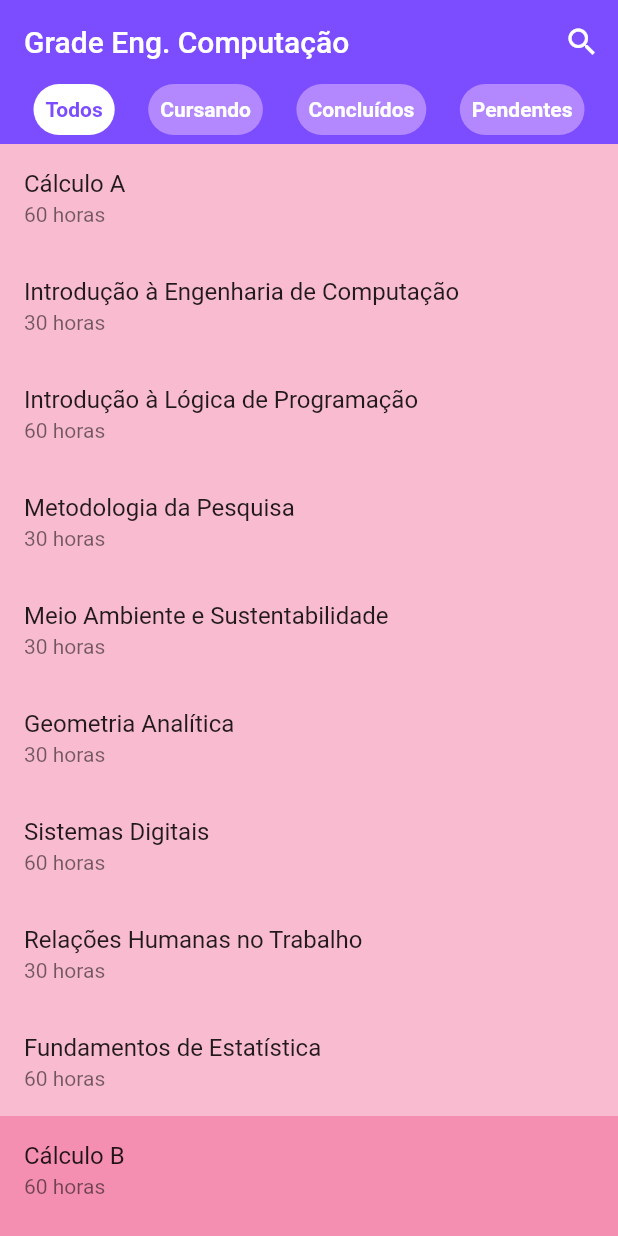
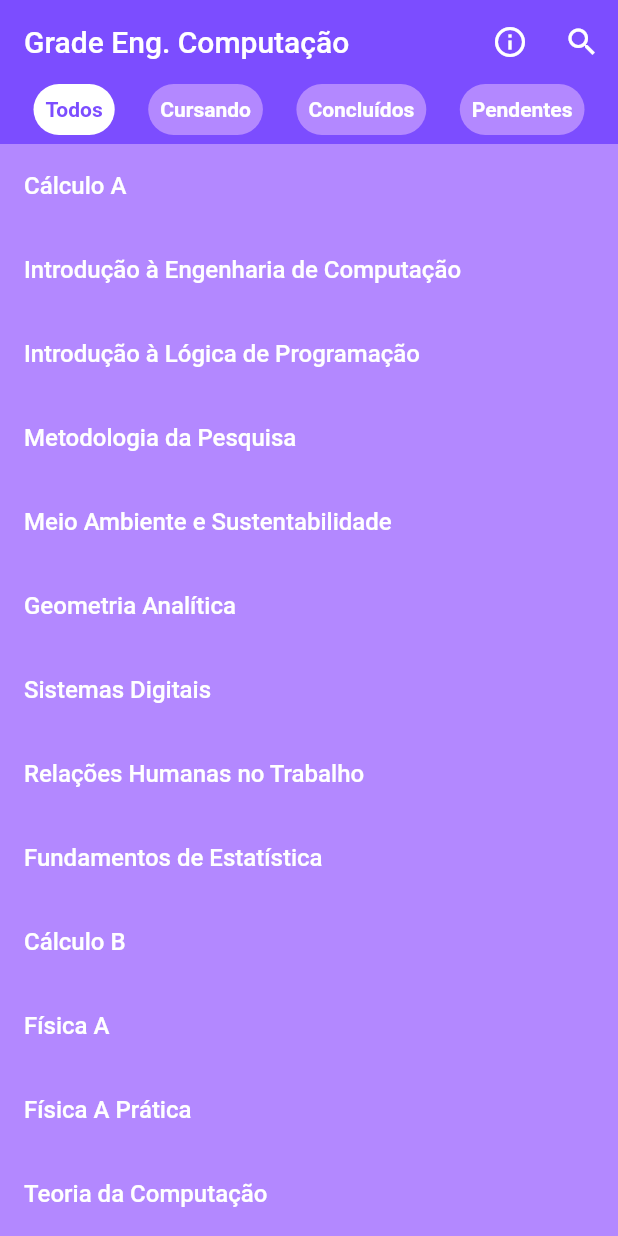
Before and after one commit to feliper2002/my-college-progress, a Flutter app: the screen it shows after launch, on a phone screen of 412 x 824 dp. Run offline on Flutter 3.47's test engine with Material 2 defaults, Android fonts, the phone set to English and light mode, and no system bars; our stand-ins replace dartz, sqflite; accounts and stored records are empty.

Commit message:
Better design

```diff
--- a/lib/modules/courses/presenter/pages/page_view/course_page.dart
+++ b/lib/modules/courses/presenter/pages/page_view/course_page.dart
@@ -2,6 +2,7 @@ import 'package:flutter/material.dart';
 import 'package:my_college_progress/modules/courses/presenter/controllers/course_controller.dart';
 import 'package:my_college_progress/modules/courses/presenter/controllers/states/course_states.dart';
 import 'package:my_college_progress/modules/courses/presenter/pages/selected_course_page.dart';
+import 'package:my_college_progress/modules/courses/presenter/widgets/course_tile.dart';
 import 'package:provider/provider.dart';
 
 class CoursePage extends StatefulWidget {
@@ -23,26 +24,11 @@ class _CoursePageState extends State<CoursePage> {
     super.initState();
   }
 
-  Map<String, Color> colors = {
-    "1": Colors.pink[100]!,
-    "2": Colors.pink[200]!,
-    "3": Colors.pink[300]!,
-    "4": Colors.pink[400]!,
-    "5": Colors.pinkAccent,
-    "6": Colors.purple[100]!,
-    "7": Colors.purple[200]!,
-    "8": Colors.purple[300]!,
-    "9": Colors.purple[400]!,
-    "10": Colors.purple[500]!,
-    "11": Colors.purple[600]!,
-    "12": Colors.purpleAccent,
-  };
-
   @override
   Widget build(BuildContext context) {
     final controller = context.watch<CourseController>();
     return Scaffold(
-      backgroundColor: colors["1"],
+      backgroundColor: Colors.deepPurpleAccent,
       body: ValueListenableBuilder(
         valueListenable: controller,
         builder: ((context, value, child) {
@@ -60,22 +46,10 @@ class _CoursePageState extends State<CoursePage> {
                 itemCount: value.courses.length,
                 itemBuilder: (_, index) {
                   final course = value.courses[index];
-                  return ListTile(
-                    title: Text(course.name),
-                    tileColor: colors["${course.semester}"],
-                    subtitle: Text("${course.hours} horas"),
-                    onTap: () async {
-                      await Navigator.push(
-                          context,
-                          MaterialPageRoute(
-                              builder: (_) => SelectedCoursePage(
-                                  executeOnClose: () async {
-                                    await controller.getAllCourses();
-                                  },
-                                  name: course.name,
-                                  semestre: course.semester,
-                                  backgroundColor:
-                                      colors["${course.semester}"])));
+                  return CourseTile(
+                    course: course,
+                    executeOnClose: () async {
+                      await controller.getAllCourses();
                     },
                   );
                 },
--- a/lib/modules/courses/presenter/pages/page_view/courses_page_view.dart
+++ b/lib/modules/courses/presenter/pages/page_view/courses_page_view.dart
@@ -28,7 +28,12 @@ class _CoursesPageViewState extends State<CoursesPageView> {
       appBar: AppBar(
         title: Visibility(
           visible: !visibleSearch,
-          replacement: TextFormField(
+          replacement: SizedBox(
+            height: 35,
+            child: TextFormField(
+              textAlignVertical: TextAlignVertical.center,
+              maxLines: 1,
+              minLines: 1,
               controller: controller.courseTextController,
               autofocus: true,
               onFieldSubmitted: (_) {
@@ -38,12 +43,40 @@ class _CoursesPageViewState extends State<CoursesPageView> {
                   }
                 });
               },
+              decoration: InputDecoration(
+                filled: true,
+                fillColor: Colors.deepPurpleAccent[100],
+                hintText: "Disciplina",
+                hintStyle: const TextStyle(
+                  color: Color.fromARGB(255, 90, 59, 133),
+                  fontSize: 18,
+                ),
+                enabledBorder: OutlineInputBorder(
+                  borderSide: const BorderSide(color: Colors.transparent),
+                  borderRadius: BorderRadius.circular(100),
+                ),
+                focusedBorder: OutlineInputBorder(
+                  borderSide: const BorderSide(color: Colors.transparent),
+                  borderRadius: BorderRadius.circular(100),
+                ),
+                border: OutlineInputBorder(
+                  borderSide: const BorderSide(color: Colors.transparent),
+                  borderRadius: BorderRadius.circular(100),
+                ),
+              ),
+            ),
           ),
           child: const Text("Grade Eng. Computação"),
         ),
         elevation: 0,
         backgroundColor: Colors.transparent,
         actions: [
+          IconButton(
+            onPressed: () {
+              /// Open dialog
+            },
+            icon: const Icon(Icons.info_outline),
+          ),
           IconButton(
             onPressed: () {
               setState(() {
--- a/lib/modules/courses/presenter/pages/splash_page.dart
+++ b/lib/modules/courses/presenter/pages/splash_page.dart
@@ -39,7 +39,7 @@ class _SplashPageState extends State<SplashPage> {
   @override
   Widget build(BuildContext context) {
     return Scaffold(
-      backgroundColor: Colors.pink[200],
+      backgroundColor: Colors.deepPurpleAccent,
       body: ValueListenableBuilder(
           valueListenable: context.read<CourseController>(),
           builder: (context, state, child) {
--- /dev/null
+++ b/lib/modules/courses/presenter/widgets/course_tile.dart
@@ -0,0 +1,44 @@
+import 'package:flutter/material.dart';
+import 'package:my_college_progress/modules/courses/domain/entities/course.dart';
+import 'package:my_college_progress/modules/courses/domain/entities/course_db.dart';
+import 'package:provider/provider.dart';
+
+import '../controllers/course_controller.dart';
+import '../pages/selected_course_page.dart';
+
+class CourseTile extends StatelessWidget {
+  final Course? course;
+  final CourseDB? courseDB;
+  final Function executeOnClose;
+  const CourseTile(
+      {super.key, this.course, this.courseDB, required this.executeOnClose})
+      : assert((course != null) ? courseDB == null : true),
+        assert((course == null) ? courseDB != null : true);
+
+  @override
+  Widget build(BuildContext context) {
+    return ListTile(
+      title: Text(
+        (course != null ? course!.name : courseDB!.name),
+        style: const TextStyle(
+          color: Colors.white,
+          fontWeight: FontWeight.w500,
+        ),
+      ),
+      tileColor: Colors.deepPurpleAccent[100],
+      onTap: () async {
+        await Navigator.push(
+            context,
+            MaterialPageRoute(
+                builder: (_) => SelectedCoursePage(
+                      executeOnClose: executeOnClose as void Function(),
+                      name: (course != null ? course!.name : courseDB!.name),
+                      semestre: (course != null
+                          ? course!.semester
+                          : courseDB!.semestre),
+                      backgroundColor: Colors.deepPurpleAccent,
+                    )));
+      },
+    );
+  }
+}
```
Also changed, not shown: lib/modules/courses/presenter/pages/page_view/completed_courses.dart (+8 -34 lines), lib/modules/courses/presenter/pages/page_view/doing_courses.dart (+10 -36 lines), lib/modules/courses/presenter/pages/page_view/not_getted_courses.dart (+8 -34 lines). Lines whose indentation alone changed are shown as unchanged.
